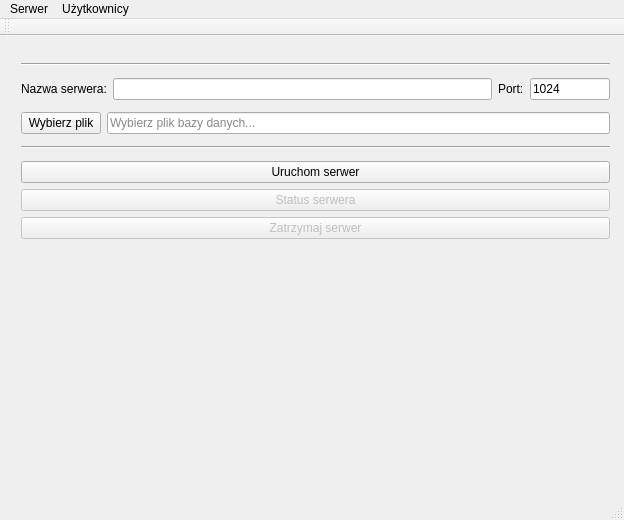
Qt form _server/_projectFiles/serwer.ui (DKrakowczyk/CloudDrive) before a commit.
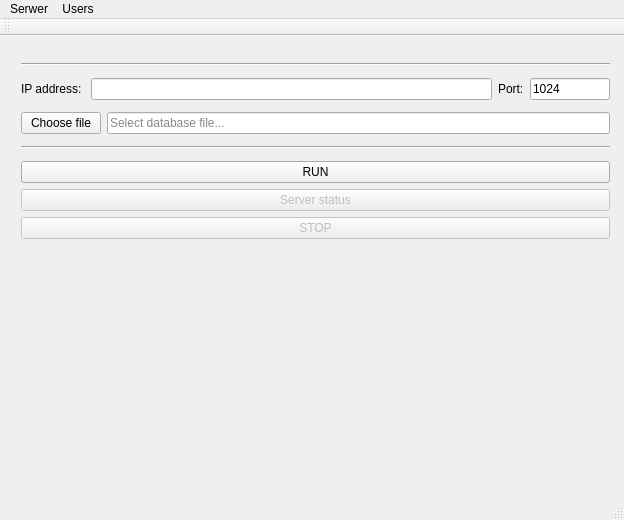
The same form after that commit. Icons and pictures are not drawn.

What changed in the file:
```diff
--- a/_server/_projectFiles/serwer.ui
+++ b/_server/_projectFiles/serwer.ui
@@ -1290,7 +1290,7 @@
        <item>
         <widget class="QLabel" name="label">
          <property name="text">
-          <string>Nazwa serwera:</string>
+          <string>IP address: </string>
          </property>
         </widget>
        </item>
@@ -1337,7 +1337,7 @@
        <item>
         <widget class="QPushButton" name="button_addDb">
          <property name="text">
-          <string>Wybierz plik</string>
+          <string>Choose file</string>
          </property>
         </widget>
        </item>
@@ -1350,7 +1350,7 @@
           <string notr="true">color: #888888;</string>
          </property>
          <property name="text">
-          <string>Wybierz plik bazy danych...</string>
+          <string>Select database file...</string>
          </property>
         </widget>
        </item>
@@ -1368,7 +1368,7 @@
        <item>
         <widget class="QPushButton" name="run_server">
          <property name="text">
-          <string>Uruchom serwer</string>
+          <string>RUN</string>
          </property>
         </widget>
        </item>
@@ -1378,7 +1378,7 @@
           <bool>false</bool>
          </property>
          <property name="text">
-          <string>Status serwera</string>
+          <string>Server status</string>
          </property>
         </widget>
        </item>
@@ -1388,7 +1388,7 @@
           <bool>false</bool>
          </property>
          <property name="text">
-          <string>Zatrzymaj serwer</string>
+          <string>STOP</string>
          </property>
         </widget>
        </item>
@@ -1439,7 +1439,7 @@
    </widget>
    <widget class="QMenu" name="menuaaa">
     <property name="title">
-     <string>Użytkownicy</string>
+     <string>Users</string>
     </property>
     <addaction name="actionLista_u_ytkownik_w"/>
    </widget>
```
Left out of the diff: 2 changed lines with no effect on the pictures.
